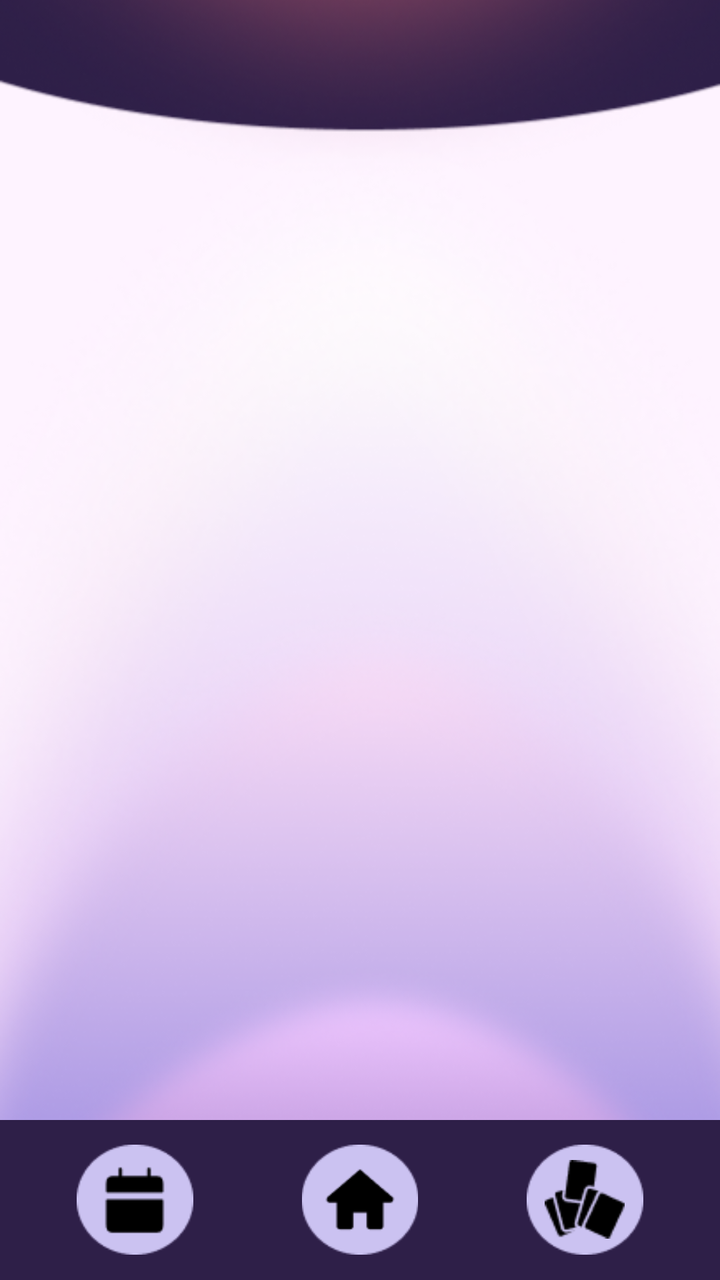
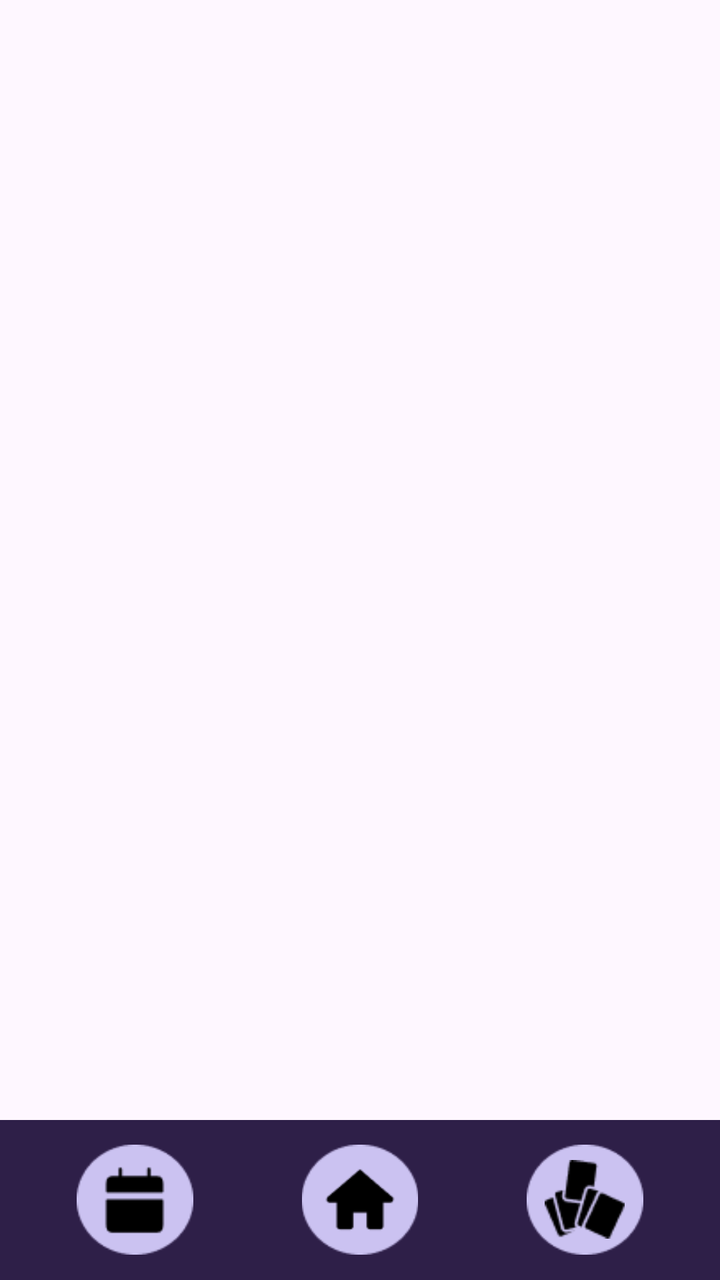

The first picture is an Android layout as it rendered before a commit; the second is the same layout after the commit. The layout source and the unified diff follow.
<!-- AndroidManifest.xml: application theme Theme.Dara -->
<!-- res/layout/activity_main.xml -->
<?xml version="1.0" encoding="utf-8"?>
<androidx.constraintlayout.widget.ConstraintLayout xmlns:android="http://schemas.android.com/apk/res/android"
    xmlns:app="http://schemas.android.com/apk/res-auto"
    xmlns:tools="http://schemas.android.com/tools"
    android:id="@+id/main"
    android:layout_width="match_parent"
    android:layout_height="match_parent"
    tools:context=".MainActivity"
    android:clipChildren="false"
    android:clipToPadding="false">

    
    <ImageView
        android:id="@+id/imageView"
        android:layout_width="0dp"
        android:layout_height="0dp"
        android:scaleType="centerCrop"
        app:layout_constraintTop_toTopOf="parent"
        app:layout_constraintBottom_toBottomOf="parent"
        app:layout_constraintStart_toStartOf="parent"
        app:layout_constraintEnd_toEndOf="parent"
        app:srcCompat="@drawable/wallpaper_dara_2" />

    
    <FrameLayout
        android:id="@+id/contentContainer"
        android:layout_width="0dp"
        android:layout_height="0dp"
        app:layout_constraintTop_toTopOf="parent"
        app:layout_constraintBottom_toTopOf="@id/bottomBar"
        app:layout_constraintStart_toStartOf="parent"
        app:layout_constraintEnd_toEndOf="parent"/>

    
    <LinearLayout
        android:id="@+id/bottomBar"
        android:layout_width="0dp"
        android:layout_height="80dp"
        android:clipChildren="false"
        android:clipToPadding="false"
        android:orientation="horizontal"
        android:gravity="center"
        android:background="#2E1F48"
        app:layout_constraintBottom_toBottomOf="parent"
        app:layout_constraintStart_toStartOf="parent"
        app:layout_constraintEnd_toEndOf="parent">

        
        <FrameLayout
            android:id="@+id/calendarContainer"
            android:layout_width="0dp"
            android:layout_height="wrap_content"
            android:layout_weight="1.5"
            android:gravity="center"
            android:clickable="true"
            android:focusable="true"
            android:contentDescription="Card">


            <ImageView
                android:id="@+id/calendarCircle"
                android:layout_width="match_parent"
                android:layout_height="55dp"
                android:src="@drawable/small_circle" />

            <ImageView
                android:id="@+id/btnCalendar"
                android:layout_width="40dp"
                android:layout_height="40dp"
                android:layout_gravity="center"
                android:src="@drawable/ic_calen"/>
        </FrameLayout>

        
        <FrameLayout
            android:id="@+id/homeContainer"
            android:layout_width="0dp"
            android:layout_height="wrap_content"
            android:layout_weight="1"
            android:gravity="center"
            android:clickable="true"
            android:focusable="true"
            android:contentDescription="Home">

            <ImageView
                android:id="@+id/homeCircle"
                android:layout_width="match_parent"
                android:layout_height="55dp"
                android:src="@drawable/small_circle" />

            <ImageView
                android:id="@+id/btnHome"
                android:layout_width="40dp"
                android:layout_height="40dp"
                android:layout_gravity="center"
                android:src="@drawable/ic_home"/>
        </FrameLayout>
        
        <FrameLayout
            android:id="@+id/cardContainer"
            android:layout_width="0dp"
            android:layout_height="wrap_content"
            android:layout_weight="1.5"
            android:gravity="center"
            android:clickable="true"
            android:focusable="true"
            android:contentDescription="Calendar">

            <ImageView
                android:id="@+id/cardCircle"
                android:layout_width="match_parent"
                android:layout_height="55dp"
                android:src="@drawable/small_circle" />


            <ImageView
                android:id="@+id/btnCard"
                android:layout_width="40dp"
                android:layout_height="40dp"
                android:layout_gravity="center"
                android:src="@drawable/ic_card"/>
        </FrameLayout>


    </LinearLayout>

</androidx.constraintlayout.widget.ConstraintLayout>
<!-- resources referenced by this layout -->
<resources>
  <!-- drawable ic_calen: png bitmap (drawable, 366 bytes) -->
  <!-- drawable ic_card: png bitmap (drawable, 841 bytes) -->
  <!-- drawable ic_home: png bitmap (drawable, 468 bytes) -->
  <!-- drawable small_circle: png bitmap (drawable, 1259 bytes) -->
  <!-- drawable wallpaper_dara_2: png bitmap (drawable, 197248 bytes) -->
  <style name="Theme.Dara" parent="Base.Theme.Dara" />
  <style name="Base.Theme.Dara" parent="Theme.Material3.DayNight.NoActionBar">
          
          
      </style>
</resources>

<!-- the commit's change to res/layout/activity_main.xml (unified diff, before → after) -->
@@ -8,18 +8,6 @@
     tools:context=".MainActivity"
     android:clipChildren="false"
     android:clipToPadding="false">
-
-    
-    <ImageView
-        android:id="@+id/imageView"
-        android:layout_width="0dp"
-        android:layout_height="0dp"
-        android:scaleType="centerCrop"
-        app:layout_constraintTop_toTopOf="parent"
-        app:layout_constraintBottom_toBottomOf="parent"
-        app:layout_constraintStart_toStartOf="parent"
-        app:layout_constraintEnd_toEndOf="parent"
-        app:srcCompat="@drawable/wallpaper_dara_2" />
 
     
     <FrameLayout
<!-- resource entries referenced after the edit -->
@@ -4,7 +4,6 @@
   <!-- drawable ic_card: png bitmap (drawable, 841 bytes) -->
   <!-- drawable ic_home: png bitmap (drawable, 468 bytes) -->
   <!-- drawable small_circle: png bitmap (drawable, 1259 bytes) -->
-  <!-- drawable wallpaper_dara_2: png bitmap (drawable, 197248 bytes) -->
   <style name="Theme.Dara" parent="Base.Theme.Dara" />
   <style name="Base.Theme.Dara" parent="Theme.Material3.DayNight.NoActionBar">
           
